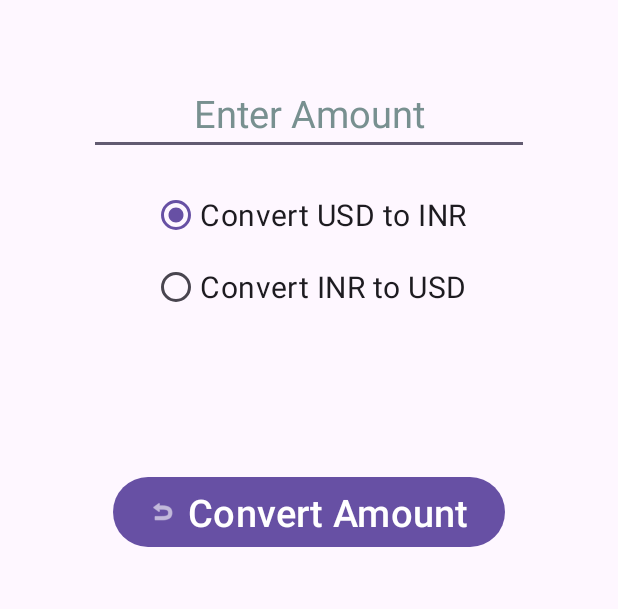
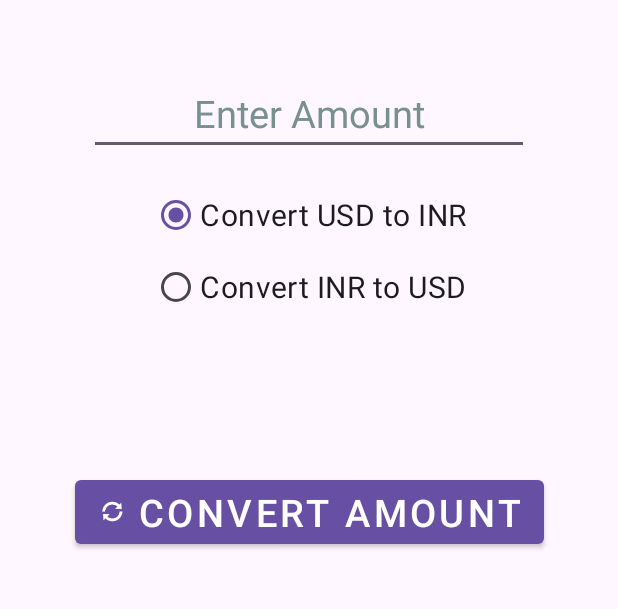
Before and after one commit to Shendre945/TermProject, an Android app: the CurrencyConverterActivity screen opened directly, with no data from a screen before it, on a phone screen of 412 x 824 dp, the part 528-1137 px from its top. Run offline under Robolectric (Android 15) with nearby library versions, the phone set to English and light mode, and no system bars.

Commit message:
Button Icon

```diff
--- a/app/src/main/res/layout/activity_currency_converter.xml
+++ b/app/src/main/res/layout/activity_currency_converter.xml
@@ -94,7 +94,8 @@
         android:gravity="center_horizontal"
         android:text="@string/btConvert"
         android:textSize="25sp"
-        app:icon="@android:drawable/ic_menu_revert"
+        style="@style/Widget.MaterialComponents.Button"
+        app:icon="@android:drawable/ic_popup_sync"
         app:layout_constraintEnd_toEndOf="parent"
         app:layout_constraintStart_toStartOf="parent"
         app:layout_constraintTop_toBottomOf="@+id/tvResult" />
```
